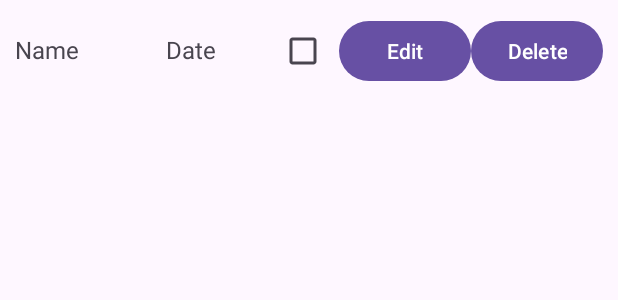
After one commit to ferrisandrew/ToDoList, an Android app: the layout todo_item.xml on its own in the app's theme, with its tools: preview values and no code run, on a phone screen of 412 x 824 dp. The commit adds this screen. Shown: the top 300 px of the screen. Run offline under Robolectric (Android 15) with nearby library versions, the phone set to English and light mode, and no system bars.

Commit message:
attempted to fix error somewhere between mainactivity and database helper causing the program to crash upon starting. logcat says it seems to be an issue between the cursor and array type, i cannot figure it out. also realised we will need a layout for each list item so i created a layout file for that. may need another file or an import to make it show up on activity_main. I have an exam I have to take tomorrow, then I am heading home for the weekend, I will do some more work in the time I have.

```diff
--- a/app/src/main/java/com/zybooks/todolist/DatabaseHelper.java
+++ b/app/src/main/java/com/zybooks/todolist/DatabaseHelper.java
@@ -22,7 +22,7 @@ public class DatabaseHelper extends SQLiteOpenHelper {
     private static final String COLUMN_DATE = "date";
     private static final String COLUMN_COMPLETED = "completed";
 
-    public DatabaseHelper(@Nullable Context context, @Nullable String name, @Nullable SQLiteDatabase.CursorFactory factory, int version) {
+    public DatabaseHelper(@Nullable Context context) {
         super(context, DATABASE_NAME, null, 1);
     }
 
--- a/app/src/main/java/com/zybooks/todolist/MainActivity.java
+++ b/app/src/main/java/com/zybooks/todolist/MainActivity.java
@@ -28,7 +28,7 @@ public class MainActivity extends AppCompatActivity {
         super.onCreate(savedInstanceState);
         setContentView(R.layout.activity_main);
 
-        dbHelper = new DatabaseHelper(this, ToDoDatabase, null, 1);
+        dbHelper = new DatabaseHelper(this);
         listView = findViewById(R.id.listView);
         addItemButton = findViewById(R.id.addItemButton);
 
@@ -70,19 +70,20 @@ public class MainActivity extends AppCompatActivity {
     private void loadItems() {
         itemList.clear();
         itemIds.clear();
-        Cursor cursor = DatabaseHelper.getAllItems();
-        if (cursor.moveToFirst()) {
-            do {
+        Cursor cursor = (Cursor) dbHelper.getAllItems();
+        if (cursor != null) {
+            try {
+                while (cursor.moveToNext()) {
                     String name = cursor.getString(cursor.getColumnIndexOrThrow("name"));
                     String date = cursor.getString(cursor.getColumnIndexOrThrow("date"));
                     int completed = cursor.getInt(cursor.getColumnIndexOrThrow("completed"));
                     String itemText = name + " - " + date + (completed == 1 ? " (Completed)" : "");
                     itemList.add(itemText);
                     itemIds.add(cursor.getInt(cursor.getColumnIndexOrThrow("id")));
-            } while (cursor.moveToNext());
                 }
+            } finally {
                 cursor.close();
-        adapter = new ArrayAdapter<>(this, android.R.layout.simple_list_item_1, itemList);
-        listView.setAdapter(adapter);
             }
         }
+    }
+}
--- /dev/null
+++ b/app/src/main/res/layout/todo_item.xml
@@ -0,0 +1,41 @@
+<?xml version="1.0" encoding="utf-8"?>
+<LinearLayout
+    xmlns:android="http://schemas.android.com/apk/res/android"
+    android:layout_width="match_parent"
+    android:layout_height="wrap_content"
+    android:orientation="horizontal"
+    android:padding="10dp">
+
+    <TextView
+        android:id="@+id/tvName"
+        android:layout_width="0dp"
+        android:layout_height="wrap_content"
+        android:layout_weight="3"
+        android:text="Name"
+        android:textSize="16sp" />
+
+    <TextView
+        android:id="@+id/tvDate"
+        android:layout_width="0dp"
+        android:layout_height="wrap_content"
+        android:layout_weight="2"
+        android:text="Date"
+        android:textSize="16sp"/>
+
+    <CheckBox
+        android:id="@+id/cbComplete"
+        android:layout_width="wrap_content"
+        android:layout_height="wrap_content" />
+
+    <Button
+        android:id="@+id/btnEdit"
+        android:layout_width="wrap_content"
+        android:layout_height="wrap_content"
+        android:text="Edit" />
+
+    <Button
+        android:id="@+id/btnDelete"
+        android:layout_width="wrap_content"
+        android:layout_height="wrap_content"
+        android:text="Delete" />
+</LinearLayout>
```
Lines whose indentation alone changed are shown as unchanged.
